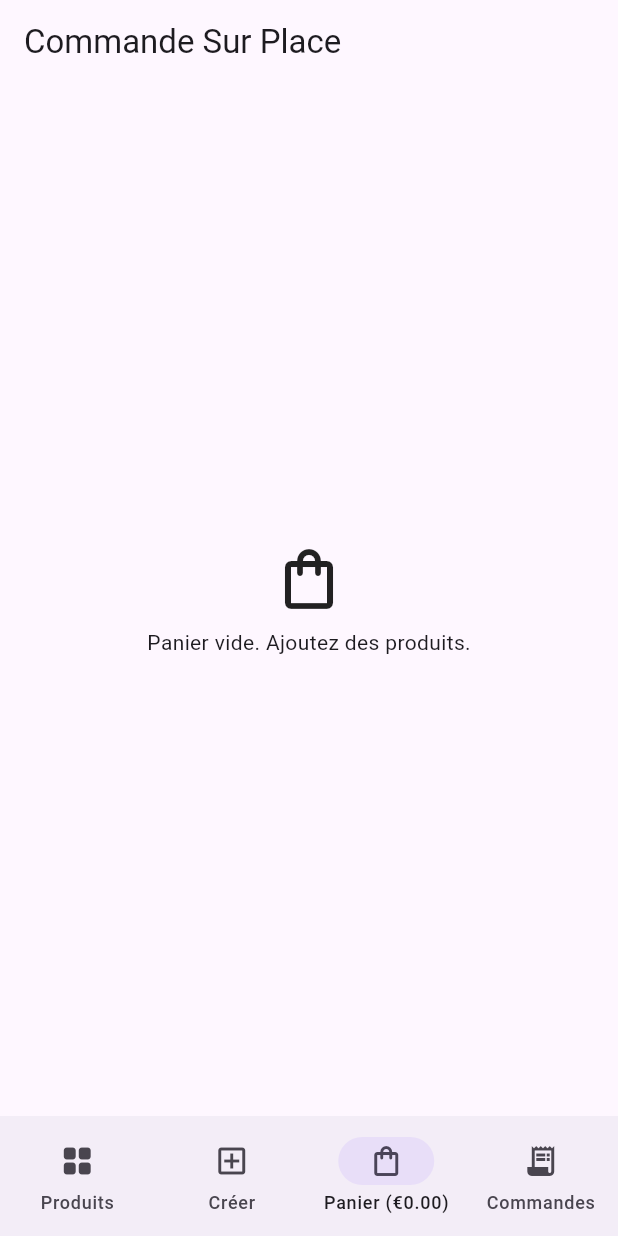
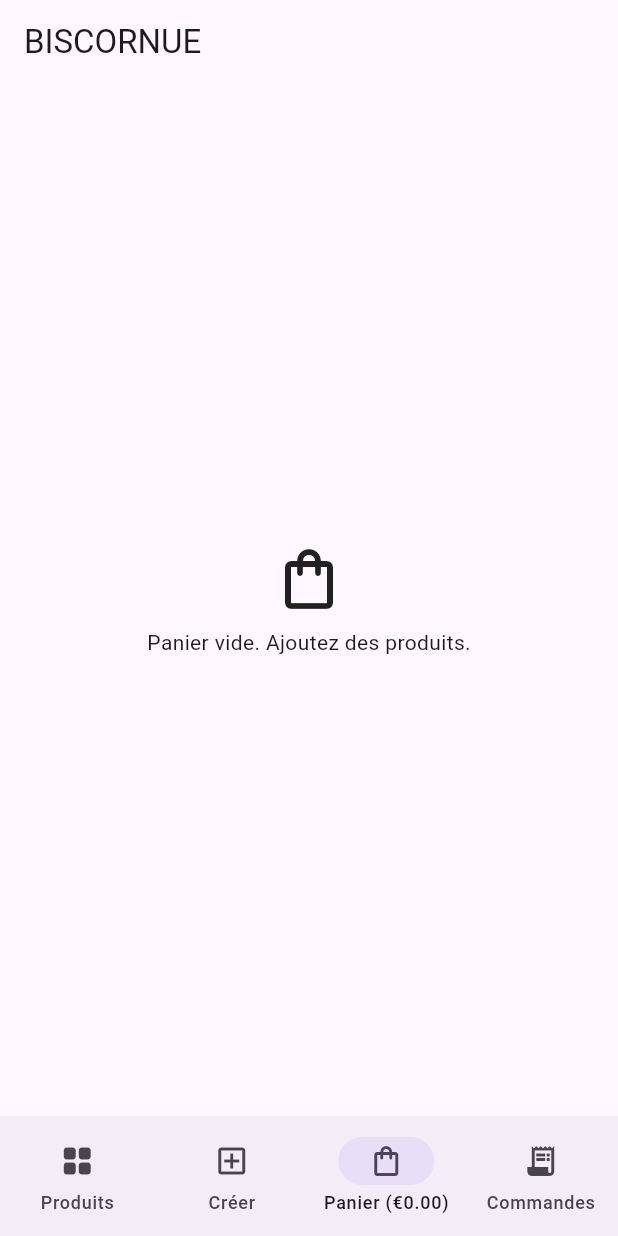
Before and after one commit to w3ruslan/biscornue, a Flutter app: the screen it shows after launch, item 3 of the bottom bar chosen, on a phone screen of 412 x 824 dp. Run offline on Flutter 3.47's test engine with Material 3 defaults, Android fonts, the phone set to English and light mode, and no system bars; our stand-ins replace shared_preferences; missing offline and left inert: esc_pos_printer_plus, esc_pos_utils_plus, network_info_plus.

Commit message:
Update main.dart

```diff
--- a/lib/main.dart
+++ b/lib/main.dart
@@ -2,7 +2,7 @@ import 'dart:io';
 import 'package:flutter/material.dart';
 import 'package:shared_preferences/shared_preferences.dart';
 import 'package:network_info_plus/network_info_plus.dart';
-// UYUMLU PAKETLER İÇİN SADECE DOĞRU IMPORT SATIRLARI
+// UYUMLU PAKETLER İÇİN DOĞRU IMPORT SATIRLARI
 import 'package:esc_pos_printer_plus/esc_pos_printer_plus.dart';
 import 'package:esc_pos_utils_plus/esc_pos_utils.dart' as esc;
 
@@ -26,7 +26,7 @@ class App extends StatelessWidget {
   @override
   Widget build(BuildContext context) {
     return MaterialApp(
-      title: 'Commande Sur Place',
+      title: 'BISCORNUE',
       debugShowCheckedModeBanner: false,
       theme: ThemeData(useMaterial3: true),
       home: const Home(),
@@ -230,7 +230,7 @@ class _HomeState extends State<Home> {
     ];
 
     return Scaffold(
-      appBar: AppBar(title: const Text('Commande Sur Place')),
+      appBar: AppBar(title: const Text('BISCORNUE')),
       body: pages[index],
       bottomNavigationBar: NavigationBar(
         selectedIndex: index,
@@ -1202,7 +1202,7 @@ Future<void> _printOrderWeb(BuildContext context, SavedOrder o) async {
       return;
     }
 
-    printer.text('Commande Sur Place',
+    printer.text('BISCORNUE',
         styles: esc.PosStyles(
           align: esc.PosAlign.center,
           bold: true,
```
